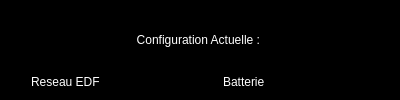
The window that UartTest_v3/switch.ui (Scraptical/Projet_Solaire) describes before a commit, drawn with Qt 5.
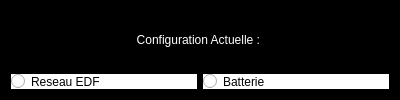
The same window after the commit.

Commit message: switch reseau

Diff of the .ui file:
```diff
--- a/UartTest_v3/switch.ui
+++ b/UartTest_v3/switch.ui
@@ -19,210 +19,20 @@
 </string>
   </property>
   <layout class="QGridLayout" name="gridLayout">
+   <item row="1" column="1">
+    <widget class="QRadioButton" name="RadioBat">
+     <property name="styleSheet">
+      <string notr="true">background-color: rgb(255, 255, 255);</string>
+     </property>
+     <property name="text">
+      <string>Batterie</string>
+     </property>
+    </widget>
+   </item>
    <item row="1" column="0">
-    <widget class="QCheckBox" name="checkBox">
-     <property name="palette">
-      <palette>
-       <active>
-        <colorrole role="WindowText">
-         <brush brushstyle="SolidPattern">
-          <color alpha="255">
-           <red>255</red>
-           <green>255</green>
-           <blue>255</blue>
-          </color>
-         </brush>
-        </colorrole>
-        <colorrole role="Button">
-         <brush brushstyle="SolidPattern">
-          <color alpha="255">
-           <red>0</red>
-           <green>0</green>
-           <blue>0</blue>
-          </color>
-         </brush>
-        </colorrole>
-        <colorrole role="Text">
-         <brush brushstyle="SolidPattern">
-          <color alpha="255">
-           <red>255</red>
-           <green>255</green>
-           <blue>255</blue>
-          </color>
-         </brush>
-        </colorrole>
-        <colorrole role="ButtonText">
-         <brush brushstyle="SolidPattern">
-          <color alpha="255">
-           <red>255</red>
-           <green>255</green>
-           <blue>255</blue>
-          </color>
-         </brush>
-        </colorrole>
-        <colorrole role="Base">
-         <brush brushstyle="SolidPattern">
-          <color alpha="255">
-           <red>0</red>
-           <green>0</green>
-           <blue>0</blue>
-          </color>
-         </brush>
-        </colorrole>
-        <colorrole role="Window">
-         <brush brushstyle="SolidPattern">
-          <color alpha="255">
-           <red>0</red>
-           <green>0</green>
-           <blue>0</blue>
-          </color>
-         </brush>
-        </colorrole>
-        <colorrole role="PlaceholderText">
-         <brush brushstyle="SolidPattern">
-          <color alpha="128">
-           <red>255</red>
-           <green>255</green>
-           <blue>255</blue>
-          </color>
-         </brush>
-        </colorrole>
-       </active>
-       <inactive>
-        <colorrole role="WindowText">
-         <brush brushstyle="SolidPattern">
-          <color alpha="255">
-           <red>255</red>
-           <green>255</green>
-           <blue>255</blue>
-          </color>
-         </brush>
-        </colorrole>
-        <colorrole role="Button">
-         <brush brushstyle="SolidPattern">
-          <color alpha="255">
-           <red>0</red>
-           <green>0</green>
-           <blue>0</blue>
-          </color>
-         </brush>
-        </colorrole>
-        <colorrole role="Text">
-         <brush brushstyle="SolidPattern">
-          <color alpha="255">
-           <red>255</red>
-           <green>255</green>
-           <blue>255</blue>
-          </color>
-         </brush>
-        </colorrole>
-        <colorrole role="ButtonText">
-         <brush brushstyle="SolidPattern">
-          <color alpha="255">
-           <red>255</red>
-           <green>255</green>
-           <blue>255</blue>
-          </color>
-         </brush>
-        </colorrole>
-        <colorrole role="Base">
-         <brush brushstyle="SolidPattern">
-          <color alpha="255">
-           <red>0</red>
-           <green>0</green>
-           <blue>0</blue>
-          </color>
-         </brush>
-        </colorrole>
-        <colorrole role="Window">
-         <brush brushstyle="SolidPattern">
-          <color alpha="255">
-           <red>0</red>
-           <green>0</green>
-           <blue>0</blue>
-          </color>
-         </brush>
-        </colorrole>
-        <colorrole role="PlaceholderText">
-         <brush brushstyle="SolidPattern">
-          <color alpha="128">
-           <red>255</red>
-           <green>255</green>
-           <blue>255</blue>
-          </color>
-         </brush>
-        </colorrole>
-       </inactive>
-       <disabled>
-        <colorrole role="WindowText">
-         <brush brushstyle="SolidPattern">
-          <color alpha="255">
-           <red>255</red>
-           <green>255</green>
-           <blue>255</blue>
-          </color>
-         </brush>
-        </colorrole>
-        <colorrole role="Button">
-         <brush brushstyle="SolidPattern">
-          <color alpha="255">
-           <red>0</red>
-           <green>0</green>
-           <blue>0</blue>
-          </color>
-         </brush>
-        </colorrole>
-        <colorrole role="Text">
-         <brush brushstyle="SolidPattern">
-          <color alpha="255">
-           <red>255</red>
-           <green>255</green>
-           <blue>255</blue>
-          </color>
-         </brush>
-        </colorrole>
-        <colorrole role="ButtonText">
-         <brush brushstyle="SolidPattern">
-          <color alpha="255">
-           <red>255</red>
-           <green>255</green>
-           <blue>255</blue>
-          </color>
-         </brush>
-        </colorrole>
-        <colorrole role="Base">
-         <brush brushstyle="SolidPattern">
-          <color alpha="255">
-           <red>0</red>
-           <green>0</green>
-           <blue>0</blue>
-          </color>
-         </brush>
-        </colorrole>
-        <colorrole role="Window">
-         <brush brushstyle="SolidPattern">
-          <color alpha="255">
-           <red>0</red>
-           <green>0</green>
-           <blue>0</blue>
-          </color>
-         </brush>
-        </colorrole>
-        <colorrole role="PlaceholderText">
-         <brush brushstyle="SolidPattern">
-          <color alpha="128">
-           <red>255</red>
-           <green>255</green>
-           <blue>255</blue>
-          </color>
-         </brush>
-        </colorrole>
-       </disabled>
-      </palette>
-     </property>
+    <widget class="QRadioButton" name="RadioRes">
      <property name="styleSheet">
-      <string notr="true">color: rgb(255,255,255)
-</string>
+      <string notr="true">background-color: rgb(255, 255, 255);</string>
      </property>
      <property name="text">
       <string>Reseau EDF</string>
@@ -442,217 +252,6 @@
      </property>
     </widget>
    </item>
-   <item row="1" column="1">
-    <widget class="QCheckBox" name="checkBox_2">
-     <property name="palette">
-      <palette>
-       <active>
-        <colorrole role="WindowText">
-         <brush brushstyle="SolidPattern">
-          <color alpha="255">
-           <red>255</red>
-           <green>255</green>
-           <blue>255</blue>
-          </color>
-         </brush>
-        </colorrole>
-        <colorrole role="Button">
-         <brush brushstyle="SolidPattern">
-          <color alpha="255">
-           <red>0</red>
-           <green>0</green>
-           <blue>0</blue>
-          </color>
-         </brush>
-        </colorrole>
-        <colorrole role="Text">
-         <brush brushstyle="SolidPattern">
-          <color alpha="255">
-           <red>255</red>
-           <green>255</green>
-           <blue>255</blue>
-          </color>
-         </brush>
-        </colorrole>
-        <colorrole role="ButtonText">
-         <brush brushstyle="SolidPattern">
-          <color alpha="255">
-           <red>255</red>
-           <green>255</green>
-           <blue>255</blue>
-          </color>
-         </brush>
-        </colorrole>
-        <colorrole role="Base">
-         <brush brushstyle="SolidPattern">
-          <color alpha="255">
-           <red>0</red>
-           <green>0</green>
-           <blue>0</blue>
-          </color>
-         </brush>
-        </colorrole>
-        <colorrole role="Window">
-         <brush brushstyle="SolidPattern">
-          <color alpha="255">
-           <red>0</red>
-           <green>0</green>
-           <blue>0</blue>
-          </color>
-         </brush>
-        </colorrole>
-        <colorrole role="PlaceholderText">
-         <brush brushstyle="SolidPattern">
-          <color alpha="128">
-           <red>255</red>
-           <green>255</green>
-           <blue>255</blue>
-          </color>
-         </brush>
-        </colorrole>
-       </active>
-       <inactive>
-        <colorrole role="WindowText">
-         <brush brushstyle="SolidPattern">
-          <color alpha="255">
-           <red>255</red>
-           <green>255</green>
-           <blue>255</blue>
-          </color>
-         </brush>
-        </colorrole>
-        <colorrole role="Button">
-         <brush brushstyle="SolidPattern">
-          <color alpha="255">
-           <red>0</red>
-           <green>0</green>
-           <blue>0</blue>
-          </color>
-         </brush>
-        </colorrole>
-        <colorrole role="Text">
-         <brush brushstyle="SolidPattern">
-          <color alpha="255">
-           <red>255</red>
-           <green>255</green>
-           <blue>255</blue>
-          </color>
-         </brush>
-        </colorrole>
-        <colorrole role="ButtonText">
-         <brush brushstyle="SolidPattern">
-          <color alpha="255">
-           <red>255</red>
-           <green>255</green>
-           <blue>255</blue>
-          </color>
-         </brush>
-        </colorrole>
-        <colorrole role="Base">
-         <brush brushstyle="SolidPattern">
-          <color alpha="255">
-           <red>0</red>
-           <green>0</green>
-           <blue>0</blue>
-          </color>
-         </brush>
-        </colorrole>
-        <colorrole role="Window">
-         <brush brushstyle="SolidPattern">
-          <color alpha="255">
-           <red>0</red>
-           <green>0</green>
-           <blue>0</blue>
-          </color>
-         </brush>
-        </colorrole>
-        <colorrole role="PlaceholderText">
-         <brush brushstyle="SolidPattern">
-          <color alpha="128">
-           <red>255</red>
-           <green>255</green>
-           <blue>255</blue>
-          </color>
-         </brush>
-        </colorrole>
-       </inactive>
-       <disabled>
-        <colorrole role="WindowText">
-         <brush brushstyle="SolidPattern">
-          <color alpha="255">
-           <red>255</red>
-           <green>255</green>
-           <blue>255</blue>
-          </color>
-         </brush>
-        </colorrole>
-        <colorrole role="Button">
-         <brush brushstyle="SolidPattern">
-          <color alpha="255">
-           <red>0</red>
-           <green>0</green>
-           <blue>0</blue>
-          </color>
-         </brush>
-        </colorrole>
-        <colorrole role="Text">
-         <brush brushstyle="SolidPattern">
-          <color alpha="255">
-           <red>255</red>
-           <green>255</green>
-           <blue>255</blue>
-          </color>
-         </brush>
-        </colorrole>
-        <colorrole role="ButtonText">
-         <brush brushstyle="SolidPattern">
-          <color alpha="255">
-           <red>255</red>
-           <green>255</green>
-           <blue>255</blue>
-          </color>
-         </brush>
-        </colorrole>
-        <colorrole role="Base">
-         <brush brushstyle="SolidPattern">
-          <color alpha="255">
-           <red>0</red>
-           <green>0</green>
-           <blue>0</blue>
-          </color>
-         </brush>
-        </colorrole>
-        <colorrole role="Window">
-         <brush brushstyle="SolidPattern">
-          <color alpha="255">
-           <red>0</red>
-           <green>0</green>
-           <blue>0</blue>
-          </color>
-         </brush>
-        </colorrole>
-        <colorrole role="PlaceholderText">
-         <brush brushstyle="SolidPattern">
-          <color alpha="128">
-           <red>255</red>
-           <green>255</green>
-           <blue>255</blue>
-          </color>
-         </brush>
-        </colorrole>
-       </disabled>
-      </palette>
-     </property>
-     <property name="styleSheet">
-      <string notr="true">color: rgb(255,255,255)
-
-</string>
-     </property>
-     <property name="text">
-      <string>Batterie</string>
-     </property>
-    </widget>
-   </item>
   </layout>
  </widget>
  <resources/>
```
The commit also changes 21 other files.
